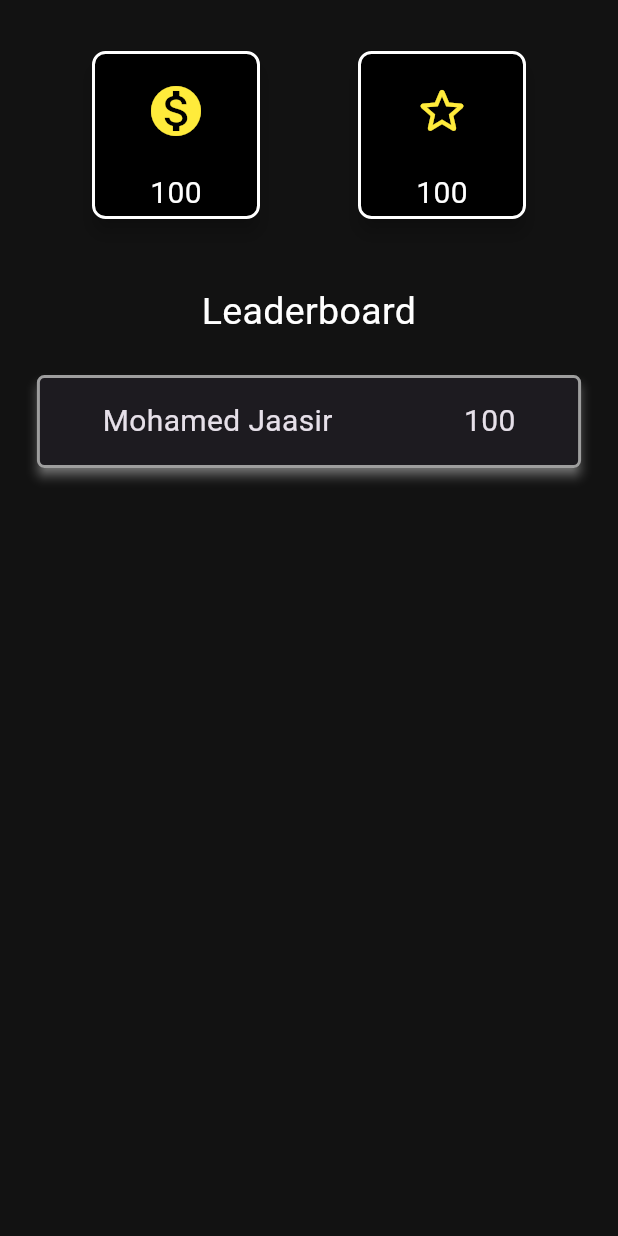
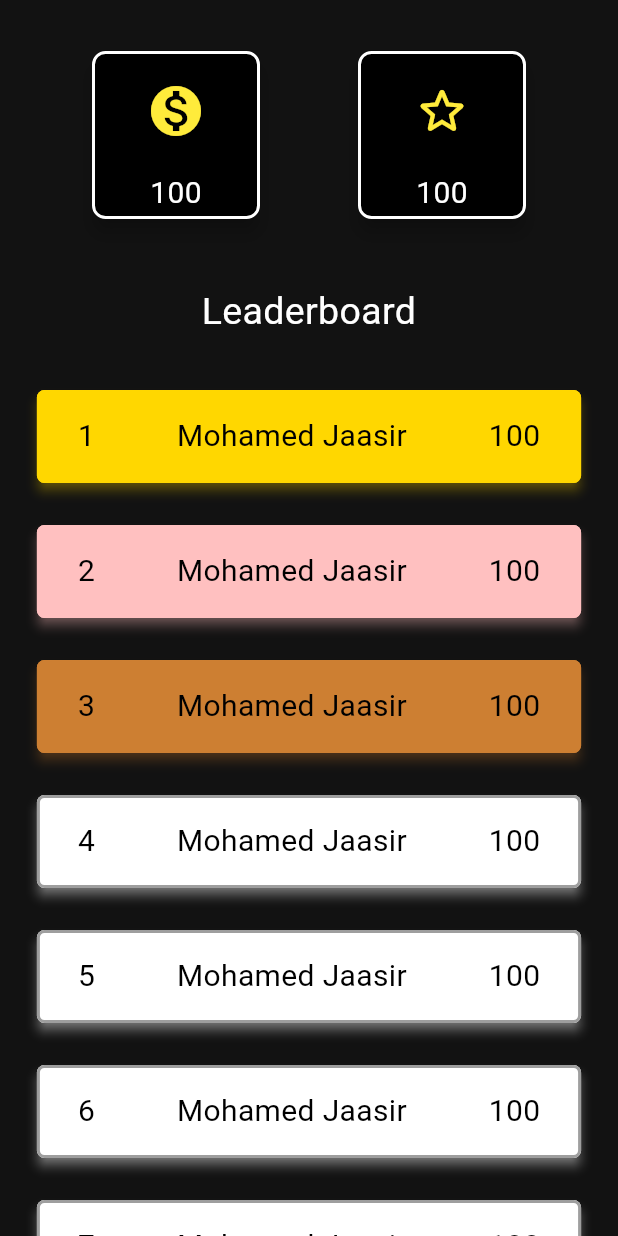
Before and after one commit to siddharthO3/Apoorv-App, a Flutter app: the PointsScreen screen opened by its route, on a phone screen of 412 x 824 dp. Run offline on Flutter 3.47's test engine with Material 3 defaults, Android fonts, the phone set to English and light mode, and no system bars; our stand-ins replace firebase_core, flutter_dotenv; accounts and stored records are empty.

Commit message:
modified points scree

```diff
--- a/lib/main.dart
+++ b/lib/main.dart
@@ -41,7 +41,7 @@ class MyApp extends StatelessWidget{
         PointsScreen.routeName : (context) => const PointsScreen(),
         HomePage.routeName:(context) => const HomePage(),
       },
-      initialRoute: WelcomeScreen.routeName,
+      initialRoute: PointsScreen.routeName,
     );
   }
 }
--- a/lib/screens/points/points.dart
+++ b/lib/screens/points/points.dart
@@ -13,6 +13,7 @@ class PointsScreen extends StatelessWidget{
       backgroundColor: Color.fromRGBO(18, 18, 18, 1),
       body:
           SafeArea(
+            child: SingleChildScrollView(
                 child:Column(
                   children: [
                     SizedBox(height: 30),
@@ -41,12 +42,43 @@ class PointsScreen extends StatelessWidget{
                     SizedBox(height: 20,),
                     LeaderboardCard(
                       name: "Mohamed Jaasir",
-                    points: "100",
-                  )
+                      points: 100,
+                      rank: 1,
+                    ),
+                    LeaderboardCard(
+                      name: "Mohamed Jaasir",
+                      points: 100,
+                      rank: 2,
+                    ),
+                    LeaderboardCard(
+                      name: "Mohamed Jaasir",
+                      points: 100,
+                      rank: 3,
+                    ),
+                    LeaderboardCard(
+                      name: "Mohamed Jaasir",
+                      points: 100,
+                      rank: 4,
+                    ),
+                    LeaderboardCard(
+                      name: "Mohamed Jaasir",
+                      points: 100,
+                      rank: 5,
+                    ),
+                    LeaderboardCard(
+                      name: "Mohamed Jaasir",
+                      points: 100,
+                      rank: 6,
+                    ),
+                    LeaderboardCard(
+                      name: "Mohamed Jaasir",
+                      points: 100,
+                      rank: 7,
+                    ),
                   ],
+                ),
             )
           )
-
     );
   }
 }
--- a/lib/widgets/leaderboard-widget/leaderboard_card.dart
+++ b/lib/widgets/leaderboard-widget/leaderboard_card.dart
@@ -3,25 +3,43 @@ import 'package:flutter/material.dart';
 class LeaderboardCard extends StatelessWidget{
 
   final String? name;
-  final String? points;
+  final int? points;
+  final int? rank;
 
   const LeaderboardCard({
     super.key,
     this.name,
     this.points,
+    this.rank,
   });
 
   @override
   Widget build(BuildContext context){
-    return Container(
+    Color? color;
+    switch(rank){
+      case 1:
+        color=Color.fromARGB(255, 255, 215, 0);
+        break;
+      case 2:
+        color=Color.fromRGBO(255, 192, 192, 192);
+        break;
+      case 3:
+        color=Color.fromARGB(255, 205, 127, 50);
+        break;
+    }
+    return Padding(
+      padding: EdgeInsets.symmetric(vertical: 10,),
+      child:
+      Container(
           height: 70,
           width: MediaQuery.of(context).size.width*0.9,
           child:Card(
+              color: color ?? Colors.white,
               elevation: 3,
-          shadowColor: Colors.white,
+              shadowColor: color ?? Colors.white,
               shape: RoundedRectangleBorder(
                 side: BorderSide(
-              color: Colors.grey, // Border color
+                  color: color ?? Colors.grey, // Border color
                   width: 2.0, // Border width
                 ),
                 borderRadius: BorderRadius.circular(5.0),
@@ -30,19 +48,29 @@ class LeaderboardCard extends StatelessWidget{
               Row(
                 mainAxisAlignment: MainAxisAlignment.spaceAround,
                 children: [
+                  Text('$rank',
+                    style: TextStyle(
+                      fontSize: 20,
+                      color: Colors.black,
+                    ),
+                  ),
                   Text(name!,
                     style: TextStyle(
                       fontSize: 20,
+                      color: Colors.black,
                     ),
                   ),
-              Text(points!,
+                  Text('$points',
                     style: TextStyle(
                       fontSize: 20,
+                      color: Colors.black,
                     ),
                   ),
                 ],
               )
           )
+      ),
     );
+
   }
 }
```
Lines whose indentation alone changed are shown as unchanged.
